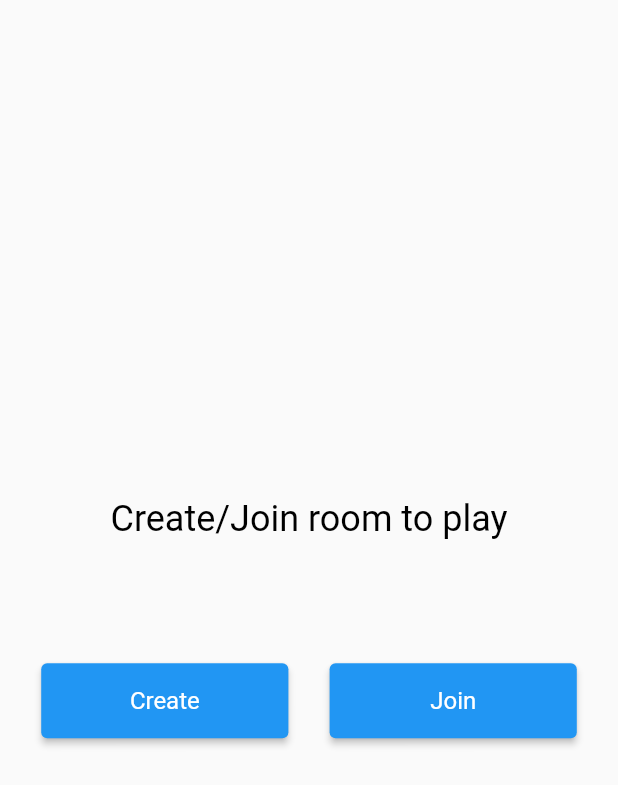
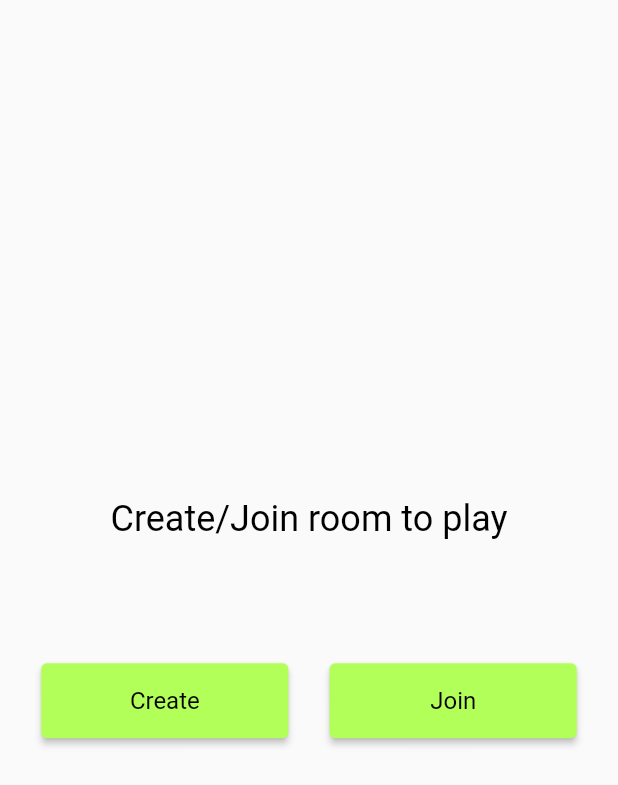
Before and after one commit to Praveen-baghel/Guess_What, a Flutter app: the HomePage screen opened directly with empty values, on a phone screen of 412 x 824 dp. Shown: the top 785 px of the screen. Run offline on Flutter 3.47's test engine with Material 2 defaults, Android fonts, the phone set to English and light mode, and no system bars; our stand-ins replace flutter_colorpicker, flutter_phoenix, flutter_spinkit, socket_io_client; missing offline and left inert: restart_app.

Commit message:
updated dependencies

```diff
--- a/lib/HomePage.dart
+++ b/lib/HomePage.dart
@@ -16,7 +16,13 @@ class HomePage extends StatefulWidget {
 class _HomePageState extends State<HomePage> {
   @override
   Widget build(BuildContext context) {
-    return Scaffold(
+    return Container(
+      decoration: BoxDecoration(
+        image: DecorationImage(
+            image: AssetImage('assets/set-background-image-flutter-hero.webp'),
+            fit: BoxFit.fill),
+      ),
+      child: Scaffold(
         body: Column(
           mainAxisAlignment: MainAxisAlignment.center,
           crossAxisAlignment: CrossAxisAlignment.center,
@@ -32,29 +38,38 @@ class _HomePageState extends State<HomePage> {
               mainAxisAlignment: MainAxisAlignment.spaceEvenly,
               children: [
                 ElevatedButton(
-                  onPressed: () => Navigator.of(context).push(MaterialPageRoute(
-                      builder: (context) => CreateRoomPage(serverIp: widget.serverIp))),
+                    onPressed: () => Navigator.of(context).push(
+                        MaterialPageRoute(
+                            builder: (context) =>
+                                CreateRoomPage(serverIp: widget.serverIp))),
                     style: ButtonStyle(
-                      backgroundColor: MaterialStateProperty.all(Colors.blue),
+                        backgroundColor:
+                            MaterialStateProperty.all(Colors.lightGreenAccent),
                         textStyle: MaterialStateProperty.all(
-                          TextStyle(color: Colors.white)),
+                            TextStyle(color: Colors.black)),
                         minimumSize: MaterialStateProperty.all(
                             Size(MediaQuery.of(context).size.width / 2.5, 50))),
-                  child: Text("Create", style: TextStyle(fontSize: 16))),
+                    child: Text("Create",
+                        style: TextStyle(color: Colors.black, fontSize: 16))),
                 ElevatedButton(
-                  onPressed: () => Navigator.of(context).push(MaterialPageRoute(
-                      builder: (context) => JoinRoomPage(serverIp: widget.serverIp))),
+                    onPressed: () => Navigator.of(context).push(
+                        MaterialPageRoute(
+                            builder: (context) =>
+                                JoinRoomPage(serverIp: widget.serverIp))),
                     style: ButtonStyle(
-                      backgroundColor: MaterialStateProperty.all(Colors.blue),
+                        backgroundColor:
+                            MaterialStateProperty.all(Colors.lightGreenAccent),
                         textStyle: MaterialStateProperty.all(
-                          TextStyle(color: Colors.white)),
+                            TextStyle(color: Colors.black)),
                         minimumSize: MaterialStateProperty.all(
                             Size(MediaQuery.of(context).size.width / 2.5, 50))),
-                  child: Text("Join", style: TextStyle(fontSize: 16)))
+                    child: Text("Join",
+                        style: TextStyle(color: Colors.black, fontSize: 16)))
               ],
             )
           ],
         ),
+      ),
     );
   }
 }
--- a/lib/main.dart
+++ b/lib/main.dart
@@ -1,6 +1,7 @@
 // ignore_for_file: overridden_fields, override_on_non_overriding_member
 
 import 'package:flutter/material.dart';
+import 'package:flutter_application_5/HomePage.dart';
 import 'package:flutter_application_5/ServerPage.dart';
 // import 'package:flutter_application_5/widgets/PaintScreen.dart';
 
@@ -35,7 +36,7 @@ class _MyAppState extends State<MyApp> {
       theme: ThemeData(
         primarySwatch: Colors.blue,
       ),
-      home: const ServerPage(),
+      home:  ServerPage(),
     );
   }
 }
```
Also changed, not shown: pubspec.lock. Lines whose indentation alone changed are shown as unchanged.
